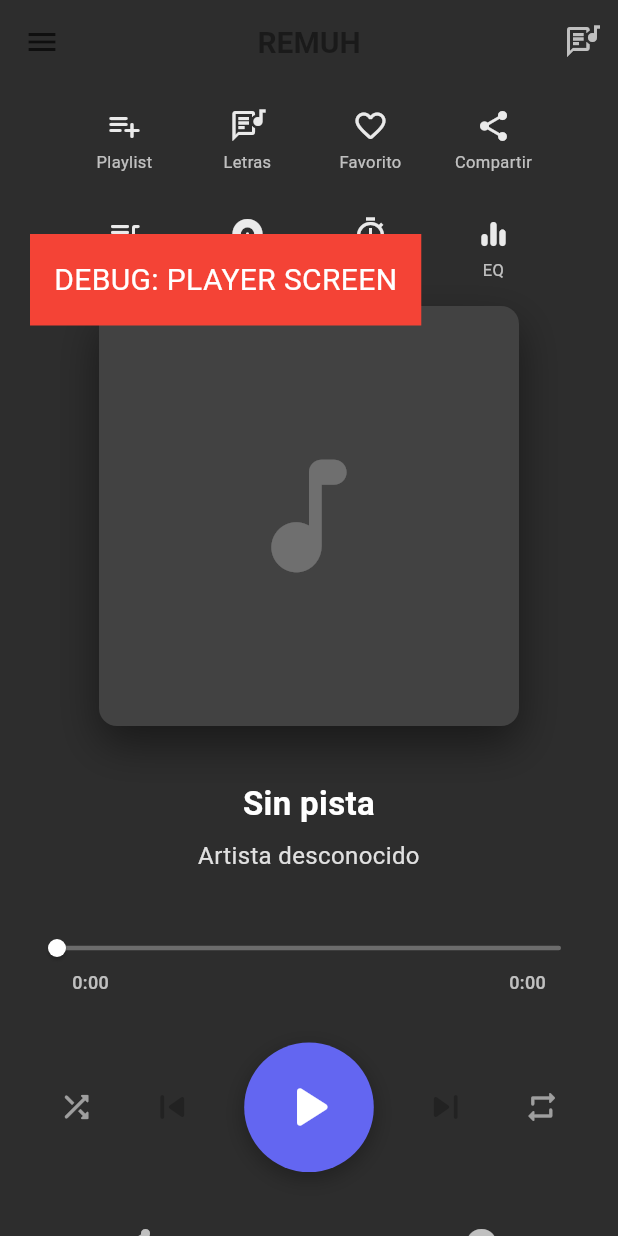
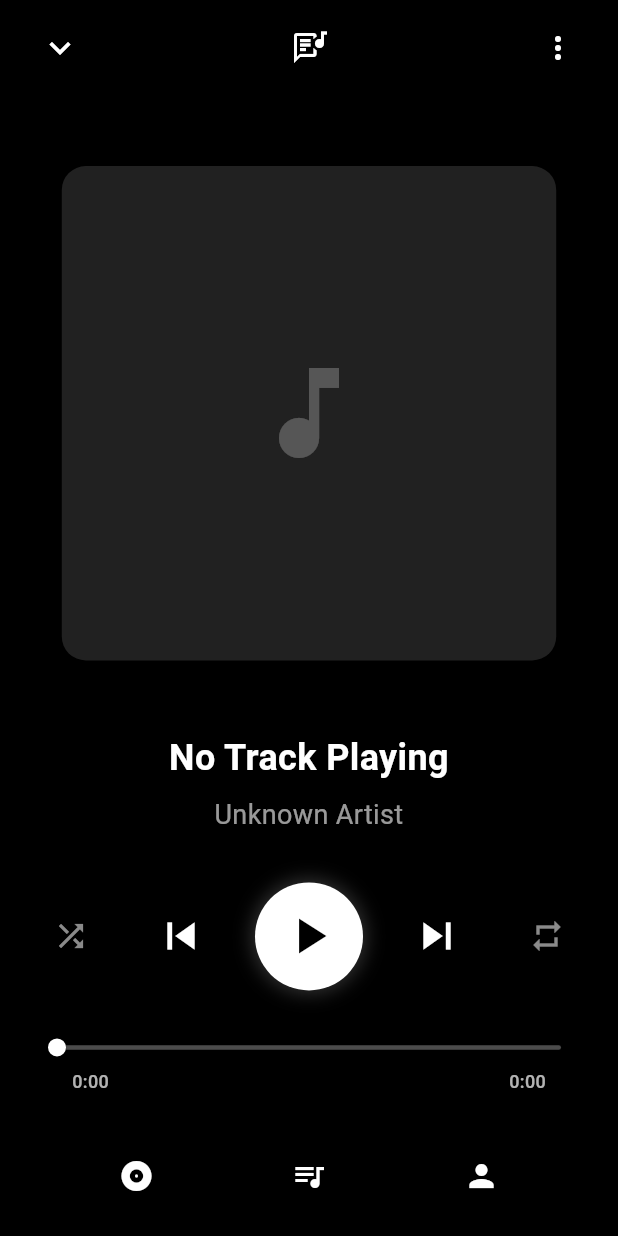
Before and after one commit to leoramzmusic/remuh, a Flutter app: the PlayerScreen screen opened directly, on a phone screen of 412 x 824 dp. Run offline on Flutter 3.47's test engine with Material 3 defaults, Android fonts, the light colour scheme and no system bars; our stand-ins replace audio_service, device_info_plus, flutter_riverpod, just_audio, on_audio_query, palette_generator and 4 more; missing offline and left inert: audio_session; accounts and stored records are empty; statements that could not run were skipped.

Commit message:
feat: Implement audio playback system including repository, Riverpod state management, and dedicated player/favorites UI.

```diff
--- a/lib/presentation/screens/player_screen.dart
+++ b/lib/presentation/screens/player_screen.dart
@@ -1,23 +1,18 @@
 import 'package:flutter/material.dart';
 import 'package:flutter_riverpod/flutter_riverpod.dart';
+import 'dart:async';
 import '../../domain/entities/track.dart';
 import '../../domain/repositories/audio_repository.dart';
 
 import '../providers/audio_player_provider.dart';
-import '../widgets/play_pause_button.dart';
+import '../widgets/secondary_actions.dart';
 import '../widgets/progress_bar.dart';
 import '../widgets/track_artwork.dart';
 import 'queue_screen.dart';
 import '../widgets/lyrics_view.dart';
 import '../providers/library_view_model.dart';
-import '../providers/customization_provider.dart';
-import '../../core/theme/icon_sets.dart';
 import 'entity_detail_screen.dart';
-import '../../core/services/artwork_cache_service.dart';
 import '../../core/services/color_extraction_service.dart';
-import '../widgets/app_drawer.dart';
-import '../widgets/secondary_actions.dart';
-import 'package:share_plus/share_plus.dart';
 
 /// Pantalla principal del reproductor - Rediseñada
 class PlayerScreen extends ConsumerStatefulWidget {
@@ -29,22 +24,20 @@ class PlayerScreen extends ConsumerStatefulWidget {
 
 class _PlayerScreenState extends ConsumerState<PlayerScreen> {
   late PageController _pageController;
+  Timer? _debounceTimer; // Timer for debouncing swipes
   bool _showLyrics = false;
-  final ArtworkCacheService _artworkCache = ArtworkCacheService();
   final ColorExtractionService _colorService = ColorExtractionService();
   Color? _backgroundColor; // Nullable to use theme color initially
 
   @override
   void initState() {
     super.initState();
-    _pageController = PageController();
+    final initialIndex = ref.read(audioPlayerProvider).currentIndex;
+    _pageController = PageController(
+      initialPage: initialIndex >= 0 ? initialIndex : 0,
+    );
 
     WidgetsBinding.instance.addPostFrameCallback((_) {
-      final initialIndex = ref.read(audioPlayerProvider).currentIndex;
-      if (initialIndex >= 0) {
-        _pageController.jumpToPage(initialIndex);
-      }
-
       // Initialize background color for current track
       final currentTrack = ref.read(audioPlayerProvider).currentTrack;
       if (currentTrack != null) {
@@ -56,6 +49,7 @@ class _PlayerScreenState extends ConsumerState<PlayerScreen> {
   @override
   void dispose() {
     _pageController.dispose();
+    _debounceTimer?.cancel(); // Cancel timer
     super.dispose();
   }
 
@@ -72,13 +66,12 @@ class _PlayerScreenState extends ConsumerState<PlayerScreen> {
 
   @override
   Widget build(BuildContext context) {
-    final customization = ref.watch(customizationProvider);
-    final icons = AppIconSet.fromStyle(customization.iconStyle);
-
+    // Watch providers
     final currentTrack = ref.watch(
       audioPlayerProvider.select((s) => s.currentTrack),
     );
     final queue = ref.watch(audioPlayerProvider.select((s) => s.queue));
+    final isPlaying = ref.watch(audioPlayerProvider.select((s) => s.isPlaying));
     final hasNext = ref.watch(audioPlayerProvider.select((s) => s.hasNext));
     final hasPrevious = ref.watch(
       audioPlayerProvider.select((s) => s.hasPrevious),
@@ -93,206 +86,149 @@ class _PlayerScreenState extends ConsumerState<PlayerScreen> {
       audioPlayerProvider.select((s) => s.shuffleMode),
     );
 
-    // Update background color when track changes
-    ref.listen(audioPlayerProvider.select((s) => s.currentTrack), (
-      previous,
-      next,
-    ) {
-      if (next != null && next.id != previous?.id) {
-        _updateBackgroundColor(next.id);
-      }
-    });
-
-    // Precache artwork
-    ref.listen(audioPlayerProvider.select((s) => s.currentIndex), (
-      previous,
-      next,
-    ) {
-      if (next >= 0 && queue.isNotEmpty) {
-        final trackIds = queue.map((t) => t.id).toList();
-        _artworkCache.precacheQueueArtwork(context, trackIds, next);
-      }
-    });
-
-    // Escuchar cambios de índice para animar el PageView
-    ref.listen(audioPlayerProvider.select((s) => s.currentIndex), (
-      previous,
-      next,
-    ) {
-      if (next >= 0 &&
-          _pageController.hasClients &&
-          _pageController.page?.round() != next) {
-        final diff = (next - (_pageController.page?.round() ?? 0)).abs();
-        if (diff > 1) {
-          _pageController.jumpToPage(next);
-        } else {
-          _pageController.animateToPage(
-            next,
-            duration: const Duration(milliseconds: 300),
-            curve: Curves.easeInOut,
-          );
-        }
-      }
-    });
+    // Listeners for side effects (background color, artwork precache, page controller)
+    _setupListeners(queue);
 
     return Scaffold(
-      drawer: const AppDrawer(),
-      appBar: AppBar(
-        backgroundColor: Colors.transparent,
-        elevation: 0,
-        title: const Text('REMUH'),
-        actions: [
-          IconButton(
-            icon: Icon(
-              _showLyrics ? Icons.lyrics : Icons.lyrics_outlined,
-              color: _showLyrics ? Colors.white : Colors.white70,
-            ),
-            onPressed: () {
-              setState(() {
-                _showLyrics = !_showLyrics;
-              });
-            },
-            tooltip: _showLyrics ? 'Ocultar letras' : 'Mostrar letras',
-          ),
-        ],
-      ),
-      extendBodyBehindAppBar: true,
-      body: Container(
-        color: const Color(0xFF2D2D2D),
-        child: SafeArea(
-          child: Stack(
+      backgroundColor: Colors.black, // Dark mode strict
+      body: Stack(
         children: [
-              if (_showLyrics)
-                _buildLyricsView()
-              else
-                _buildPlayerView(
+          // Optional: Background gradient if desired, or stick to plain black as requested
+          // Container(color: Colors.black),
+          Column(
+            mainAxisAlignment: MainAxisAlignment.spaceBetween,
+            children: [
+              _buildTopBar(context),
+              Expanded(
+                child: _buildMiddleSection(
                   context,
                   currentTrack,
                   queue,
                   currentIndex,
+                  isPlaying,
                   hasNext,
                   hasPrevious,
                   repeatMode,
                   shuffleMode,
-                  icons,
-                ),
-              // DEBUG: Test visibility
-              Positioned(
-                top: 100,
-                left: 20,
-                child: Container(
-                  padding: const EdgeInsets.all(16),
-                  color: Colors.red,
-                  child: const Text(
-                    'DEBUG: PLAYER SCREEN',
-                    style: TextStyle(color: Colors.white, fontSize: 20),
                 ),
               ),
+              _buildBottomBar(context, currentTrack),
+            ],
+          ),
+
+          if (_showLyrics) const Positioned.fill(child: LyricsView()),
+        ],
+      ),
+    );
+  }
+
+  void _setupListeners(List<Track> queue) {
+    // Update background color
+    ref.listen(audioPlayerProvider.select((s) => s.currentTrack), (_, next) {
+      if (next != null) _updateBackgroundColor(next.id);
+    });
+
+    // Page controller sync
+    ref.listen(audioPlayerProvider.select((s) => s.currentIndex), (_, next) {
+      if (next >= 0 &&
+          _pageController.hasClients &&
+          _pageController.page?.round() != next) {
+        _pageController.jumpToPage(next);
+      }
+    });
+  }
+
+  // 1. TopBar
+  Widget _buildTopBar(BuildContext context) {
+    return SafeArea(
+      child: Padding(
+        padding: const EdgeInsets.symmetric(horizontal: 16.0, vertical: 8.0),
+        child: Row(
+          mainAxisAlignment: MainAxisAlignment.spaceBetween,
+          children: [
+            IconButton(
+              icon: const Icon(
+                Icons.keyboard_arrow_down,
+                color: Colors.white,
+                size: 28,
+              ),
+              onPressed: () => Navigator.pop(context),
+            ),
+            IconButton(
+              icon: Icon(
+                _showLyrics ? Icons.lyrics : Icons.lyrics_outlined,
+                color: _showLyrics
+                    ? Theme.of(context).colorScheme.primary
+                    : Colors.white,
+                size: 24,
+              ),
+              onPressed: () => setState(() => _showLyrics = !_showLyrics),
+            ),
+            IconButton(
+              icon: const Icon(Icons.more_vert, color: Colors.white, size: 24),
+              onPressed: () {
+                // Show options menu (re-using SecondaryActions logic or custom sheet)
+                showModalBottomSheet(
+                  context: context,
+                  backgroundColor: const Color(0xFF2D2D2D),
+                  builder: (_) =>
+                      const SecondaryActions(), // Re-using existing actions widget as a sheet
+                );
+              },
             ),
           ],
-          ),
         ),
       ),
     );
   }
 
-  Widget _buildLyricsView() {
-    return GestureDetector(
-      onTap: () => setState(() => _showLyrics = false),
-      child: const LyricsView(),
-    );
-  }
-
-  Widget _buildPlayerView(
+  // 2. Middle Section
+  Widget _buildMiddleSection(
     BuildContext context,
     Track? currentTrack,
     List<Track> queue,
     int currentIndex,
+    bool isPlaying,
     bool hasNext,
     bool hasPrevious,
     AudioRepeatMode repeatMode,
     bool shuffleMode,
-    AppIconSet icons,
   ) {
     return Column(
+      mainAxisAlignment: MainAxisAlignment.center,
       children: [
-        // Secondary actions at top
-        const SecondaryActions(),
-
-        const Spacer(flex: 1),
-
-        // Album cover - Centered and large
-        Center(
-          child: AnimatedSwitcher(
-            duration: const Duration(milliseconds: 400),
-            transitionBuilder: (child, animation) {
-              return FadeTransition(
-                opacity: animation,
-                child: ScaleTransition(scale: animation, child: child),
-              );
-            },
+        // Album Art
+        Padding(
+          padding: const EdgeInsets.all(24.0),
+          child: SizedBox(
+            height: MediaQuery.of(context).size.width * 0.8, // Responsive size
+            width: MediaQuery.of(context).size.width * 0.8,
             child: _buildAlbumCover(currentTrack, queue, currentIndex),
           ),
         ),
 
         const SizedBox(height: 24),
 
-        // Track counter
-        if (queue.isNotEmpty)
-          Text(
-            '${currentIndex + 1} / ${queue.length}',
-            style: TextStyle(
-              fontSize: 12,
-              color: Colors.white.withValues(alpha: 0.5),
-              fontWeight: FontWeight.w500,
-            ),
-          ),
-
-        const SizedBox(height: 12),
-
-        // Track information - Hierarchical
+        // Song Info
         Padding(
-          padding: const EdgeInsets.symmetric(horizontal: 32),
+          padding: const EdgeInsets.symmetric(horizontal: 32.0),
           child: Column(
             children: [
-              // Title
-              AnimatedSwitcher(
-                duration: const Duration(milliseconds: 300),
-                child: Text(
-                  currentTrack?.title ?? 'Sin pista',
-                  key: ValueKey(currentTrack?.id ?? 'none'),
+              Text(
+                currentTrack?.title ?? 'No Track Playing',
                 style: const TextStyle(
-                    fontSize: 22,
+                  fontSize: 24,
                   fontWeight: FontWeight.bold,
                   color: Colors.white,
                 ),
                 textAlign: TextAlign.center,
-                  maxLines: 2,
-                  overflow: TextOverflow.ellipsis,
-                ),
-              ),
-              const SizedBox(height: 8),
-              // Artist
-              AnimatedSwitcher(
-                duration: const Duration(milliseconds: 300),
-                child: Text(
-                  currentTrack?.artist ?? 'Artista desconocido',
-                  key: ValueKey(
-                    (currentTrack?.artist ?? 'unknown') +
-                        (currentTrack?.id ?? ''),
-                  ),
-                  style: TextStyle(fontSize: 16, color: Colors.grey[300]),
-                  textAlign: TextAlign.center,
                 maxLines: 1,
                 overflow: TextOverflow.ellipsis,
               ),
-              ),
-              const SizedBox(height: 4),
-              // Album
-              if (currentTrack?.album != null)
+              const SizedBox(height: 8),
               Text(
-                  currentTrack!.album!,
-                  style: TextStyle(fontSize: 14, color: Colors.grey[500]),
+                currentTrack?.artist ?? 'Unknown Artist',
+                style: const TextStyle(fontSize: 18, color: Colors.white60),
                 textAlign: TextAlign.center,
                 maxLines: 1,
                 overflow: TextOverflow.ellipsis,
@@ -303,193 +239,198 @@ class _PlayerScreenState extends ConsumerState<PlayerScreen> {
 
         const SizedBox(height: 32),
 
-        // Progress bar
-        const Padding(
-          padding: EdgeInsets.symmetric(horizontal: 24),
-          child: ProgressBar(),
+        // Playback Controls
+        Row(
+          mainAxisAlignment: MainAxisAlignment.spaceEvenly,
+          children: [
+            IconButton(
+              icon: Icon(
+                Icons.shuffle,
+                color: shuffleMode
+                    ? Theme.of(context).colorScheme.primary
+                    : Colors.white54,
               ),
-
-        const SizedBox(height: 32),
-
-        // Main controls - Redesigned
-        Row(
-          mainAxisAlignment: MainAxisAlignment.center,
-          children: [
-            // Shuffle
-            IconButton(
               onPressed: () =>
                   ref.read(audioPlayerProvider.notifier).toggleShuffle(),
-              icon: Icon(
-                icons.shuffle,
-                color: shuffleMode ? Colors.white : Colors.white54,
             ),
-              iconSize: 24,
+            IconButton(
+              icon: const Icon(
+                Icons.skip_previous,
+                color: Colors.white,
+                size: 36,
               ),
-            const SizedBox(width: 16),
-            // Previous
-            IconButton(
               onPressed: hasPrevious
                   ? () =>
                         ref.read(audioPlayerProvider.notifier).skipToPrevious()
                   : null,
-              icon: Icon(icons.skipPrevious),
-              iconSize: 32,
-              color: Colors.white,
             ),
-            const SizedBox(width: 24),
-            // Play/Pause - Larger
             Container(
               decoration: BoxDecoration(
                 shape: BoxShape.circle,
+                color: Colors.white,
                 boxShadow: [
                   BoxShadow(
-                    color: Colors.black.withValues(alpha: 0.3),
-                    blurRadius: 12,
-                    offset: const Offset(0, 4),
+                    color: Colors.white.withOpacity(0.2),
+                    blurRadius: 10,
+                    spreadRadius: 2,
                   ),
                 ],
               ),
-              child: const PlayPauseButton(size: 48),
+              child: IconButton(
+                icon: Icon(
+                  isPlaying ? Icons.pause : Icons.play_arrow,
+                  color: Colors.black,
+                  size: 40,
                 ),
-            const SizedBox(width: 24),
-            // Next
+                onPressed: () =>
+                    ref.read(audioPlayerProvider.notifier).togglePlayPause(),
+                padding: const EdgeInsets.all(16),
+              ),
+            ),
             IconButton(
+              icon: const Icon(Icons.skip_next, color: Colors.white, size: 36),
               onPressed: hasNext
                   ? () => ref.read(audioPlayerProvider.notifier).skipToNext()
                   : null,
-              icon: Icon(icons.skipNext),
-              iconSize: 32,
-              color: Colors.white,
             ),
-            const SizedBox(width: 16),
-            // Repeat
             IconButton(
+              icon: Icon(
+                repeatMode == AudioRepeatMode.one
+                    ? Icons.repeat_one
+                    : Icons.repeat,
+                color: repeatMode != AudioRepeatMode.off
+                    ? Theme.of(context).colorScheme.primary
+                    : Colors.white54,
+              ),
               onPressed: () =>
                   ref.read(audioPlayerProvider.notifier).toggleRepeatMode(),
-              icon: Icon(
-                repeatMode == AudioRepeatMode.one
-                    ? icons.repeatOne
-                    : icons.repeat,
-                color: repeatMode != AudioRepeatMode.off
-                    ? Colors.white
-                    : Colors.white54,
-              ),
-              iconSize: 24,
             ),
           ],
         ),
 
         const SizedBox(height: 24),
 
-        // Bottom actions
-        Row(
+        // Progress Bar
+        const Padding(
+          padding: EdgeInsets.symmetric(horizontal: 24.0),
+          child: ProgressBar(),
+        ),
+      ],
+    );
+  }
+
+  // 3. BottomBar
+  Widget _buildBottomBar(BuildContext context, Track? currentTrack) {
+    return SafeArea(
+      child: Padding(
+        padding: const EdgeInsets.only(bottom: 16.0, top: 8.0),
+        child: Row(
           mainAxisAlignment: MainAxisAlignment.spaceEvenly,
           children: [
             IconButton(
-              icon: const Icon(Icons.share_rounded, color: Colors.white70),
+              icon: const Icon(Icons.album, color: Colors.white),
               onPressed: () {
-                if (currentTrack != null) {
-                  Share.share(
-                    '🎵 Estoy escuchando: ${currentTrack.title}\n'
-                    '🎤 Artista: ${currentTrack.artist ?? "Desconocido"}\n'
-                    '💿 Álbum: ${currentTrack.album ?? "Desconocido"}',
-                    subject: 'Compartir canción desde REMUH',
-                  );
-                }
-              },
-              tooltip: 'Compartir',
-            ),
-            IconButton(
-              icon: Icon(icons.queue, color: Colors.white70),
-              onPressed: () {
-                Navigator.push(
-                  context,
-                  MaterialPageRoute(builder: (context) => const QueueScreen()),
-                );
-              },
-              tooltip: 'Ver cola',
-            ),
-            IconButton(
-              icon: Icon(icons.album, color: Colors.white70),
-              onPressed: () {
-                if (currentTrack != null) {
+                if (currentTrack?.album != null) {
                   final albumTracks = ref
                       .read(libraryViewModelProvider.notifier)
-                      .getTracksByAlbum(currentTrack.album ?? 'Desconocido');
+                      .getTracksByAlbum(currentTrack!.album!);
                   Navigator.push(
                     context,
                     MaterialPageRoute(
-                      builder: (context) => EntityDetailScreen(
-                        title: currentTrack.album ?? 'Álbum',
+                      builder: (_) => EntityDetailScreen(
+                        title: currentTrack.album!,
                         tracks: albumTracks,
                       ),
                     ),
                   );
                 }
               },
-              tooltip: 'Ver álbum',
+              tooltip: 'Album Songs',
+            ),
+            IconButton(
+              icon: const Icon(Icons.queue_music, color: Colors.white),
+              onPressed: () => Navigator.push(
+                context,
+                MaterialPageRoute(builder: (_) => const QueueScreen()),
+              ),
+              tooltip: 'Queue',
+            ),
+            IconButton(
+              icon: const Icon(Icons.person, color: Colors.white),
+              onPressed: () {
+                if (currentTrack?.artist != null) {
+                  final artistTracks = ref
+                      .read(libraryViewModelProvider.notifier)
+                      .getTracksByArtist(currentTrack!.artist!);
+                  Navigator.push(
+                    context,
+                    MaterialPageRoute(
+                      builder: (_) => EntityDetailScreen(
+                        title: currentTrack.artist!,
+                        tracks: artistTracks,
+                      ),
+                    ),
+                  );
+                }
+              },
+              tooltip: 'Artist Songs',
             ),
           ],
-        ),
-
-        const Spacer(flex: 1),
-      ],
-    );
-  }
-
-  Widget _buildAlbumCover(Track? track, List<Track> queue, int currentIndex) {
-    if (track == null || queue.isEmpty) {
-      return _buildPlaceholderCover();
-    }
-
-    return Container(
-      key: ValueKey(track.id),
-      height: 280,
-      width: 280,
-      decoration: BoxDecoration(
-        borderRadius: BorderRadius.circular(12),
-        boxShadow: [
-          BoxShadow(
-            color: Colors.black.withValues(alpha: 0.45),
-            blurRadius: 24,
-            offset: const Offset(0, 12),
-          ),
-        ],
-      ),
-      child: ClipRRect(
-        borderRadius: BorderRadius.circular(12),
-        child: GestureDetector(
-          onHorizontalDragEnd: (details) {
-            if (details.primaryVelocity == null) return;
-            if (details.primaryVelocity! > 500) {
-              ref.read(audioPlayerProvider.notifier).skipToNext();
-            } else if (details.primaryVelocity! < -500) {
-              ref.read(audioPlayerProvider.notifier).skipToPrevious();
-            }
-          },
-          child: TrackArtwork(trackId: track.id, size: 280, borderRadius: 12),
         ),
       ),
     );
   }
 
+  Widget _buildAlbumCover(Track? track, List<Track> queue, int currentIndex) {
+    if (track == null) return _buildPlaceholderCover();
+
+    // Using PageView for swipe support which users expect
+    return PageView.builder(
+      controller: _pageController,
+      onPageChanged: (index) {
+        // Debounce the audio loading to prevent "Connection aborted" crashes
+        _debounceTimer?.cancel();
+        _debounceTimer = Timer(const Duration(milliseconds: 500), () {
+          if (mounted) {
+            ref.read(audioPlayerProvider.notifier).loadTrackInQueue(index);
+          }
+        });
+      },
+      itemCount: queue.length,
+      itemBuilder: (context, index) {
+        // Optimization: Only render heavy artwork for current, next, and previous items
+        final bool shouldRender = (index - currentIndex).abs() <= 1;
+
+        if (!shouldRender) {
+          return const SizedBox();
+        }
+
+        final itemTrack = queue[index];
+
+        return Padding(
+          padding: const EdgeInsets.symmetric(horizontal: 8.0),
+          child: ClipRRect(
+            borderRadius: BorderRadius.circular(16),
+            child: TrackArtwork(
+              trackId: itemTrack.id,
+              size:
+                  300, // Reduced from potentially larger sizes, matches cache optimization
+              borderRadius: 16,
+            ),
+          ),
+        );
+      },
+    );
+  }
+
   Widget _buildPlaceholderCover() {
     return Container(
-      height: 280,
-      width: 280,
       decoration: BoxDecoration(
-        color: Colors.grey[800],
-        borderRadius: BorderRadius.circular(12),
-        boxShadow: [
-          BoxShadow(
-            color: Colors.black.withValues(alpha: 0.45),
-            blurRadius: 24,
-            offset: const Offset(0, 12),
-          ),
-        ],
+        color: Colors.grey[900],
+        borderRadius: BorderRadius.circular(16),
       ),
       child: const Center(
-        child: Icon(Icons.music_note_rounded, size: 100, color: Colors.white24),
+        child: Icon(Icons.music_note, color: Colors.white24, size: 80),
       ),
     );
   }
```
Also changed, not shown: lib/data/repositories/audio_repository_impl.dart (+5 -17 lines), lib/presentation/providers/audio_player_provider.dart (+22 -0 lines), lib/presentation/screens/favorites_screen.dart (+3 -6 lines), lib/presentation/widgets/track_artwork.dart (+36 -16 lines), 1 other file. Lines whose indentation alone changed are shown as unchanged.
